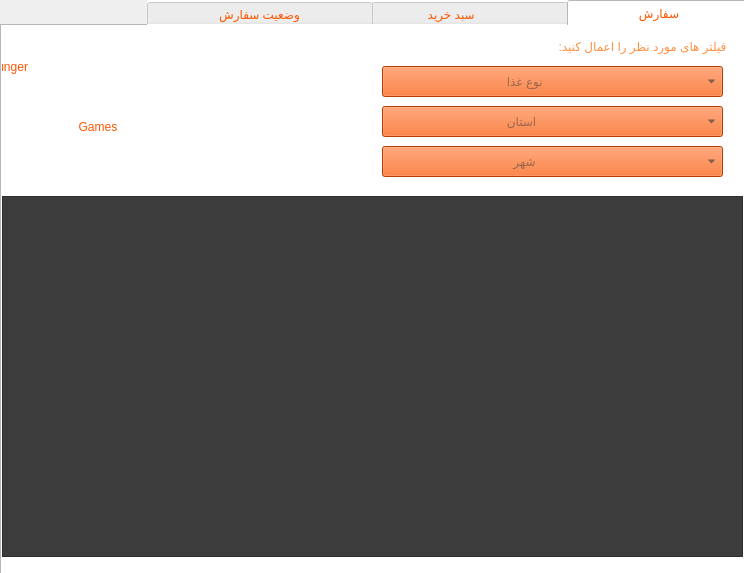
Old version of the form FOOD/customerMainPage.ui in the repository pooratho/FOOD.
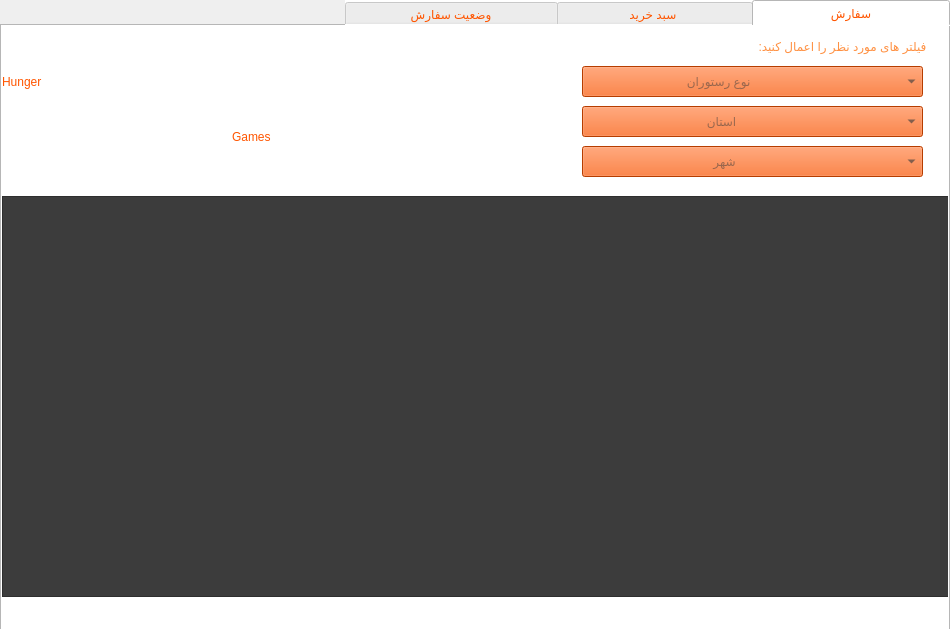
New version of the form. Icons and pictures are not drawn.

Commit message: add customers main page files to project

Diff of the .ui file:
```diff
--- a/FOOD/customerMainPage.ui
+++ b/FOOD/customerMainPage.ui
@@ -6,8 +6,8 @@
    <rect>
     <x>0</x>
     <y>0</y>
-    <width>744</width>
-    <height>573</height>
+    <width>950</width>
+    <height>629</height>
    </rect>
   </property>
   <property name="windowTitle">
@@ -18,8 +18,8 @@
     <rect>
      <x>0</x>
      <y>0</y>
-     <width>751</width>
-     <height>581</height>
+     <width>950</width>
+     <height>631</height>
     </rect>
    </property>
    <property name="layoutDirection">
@@ -45,15 +45,15 @@
      <string notr="true"/>
     </property>
     <attribute name="title">
-     <string>                  سفارش                  </string>
+     <string>                    سفارش                    </string>
     </attribute>
     <widget class="QWidget" name="widget" native="true">
      <property name="geometry">
       <rect>
        <x>0</x>
        <y>0</y>
-       <width>741</width>
-       <height>531</height>
+       <width>951</width>
+       <height>581</height>
       </rect>
      </property>
      <widget class="QListWidget" name="listWidget">
@@ -61,8 +61,8 @@
        <rect>
         <x>0</x>
         <y>170</y>
-        <width>741</width>
-        <height>361</height>
+        <width>951</width>
+        <height>401</height>
        </rect>
       </property>
       <property name="styleSheet">
@@ -73,7 +73,7 @@
      <widget class="QLabel" name="label">
       <property name="geometry">
        <rect>
-        <x>470</x>
+        <x>670</x>
         <y>10</y>
         <width>261</width>
         <height>20</height>
@@ -91,7 +91,7 @@
      <widget class="QComboBox" name="comboBox">
       <property name="geometry">
        <rect>
-        <x>380</x>
+        <x>580</x>
         <y>40</y>
         <width>341</width>
         <height>31</height>
@@ -104,8 +104,11 @@
        <string notr="true">background-color: rgb(255, 85, 0);
 color: rgb(60, 60, 60);</string>
       </property>
+      <property name="currentText">
+       <string/>
+      </property>
       <property name="placeholderText">
-       <string>                                    نوع غذا </string>
+       <string>                              نوع رستوران                              </string>
       </property>
       <item>
        <property name="text">
@@ -121,7 +124,7 @@
      <widget class="QComboBox" name="comboBox_2">
       <property name="geometry">
        <rect>
-        <x>380</x>
+        <x>580</x>
         <y>80</y>
         <width>341</width>
         <height>31</height>
@@ -141,7 +144,7 @@
      <widget class="QComboBox" name="comboBox_3">
       <property name="geometry">
        <rect>
-        <x>380</x>
+        <x>580</x>
         <y>120</y>
         <width>341</width>
         <height>31</height>
@@ -163,7 +166,7 @@
        <rect>
         <x>0</x>
         <y>0</y>
-        <width>741</width>
+        <width>951</width>
         <height>171</height>
        </rect>
       </property>
@@ -173,30 +176,30 @@
 background-position: center;
 </string>
       </property>
-      <widget class="QLabel" name="label_3">
-       <property name="geometry">
-        <rect>
-         <x>70</x>
-         <y>70</y>
-         <width>231</width>
-         <height>61</height>
-        </rect>
-       </property>
-       <property name="styleSheet">
-        <string notr="true">font: 48pt &quot;AlphaFridgeMagnets &quot;;
-
-color: rgb(255, 85, 0);</string>
-       </property>
-       <property name="text">
-        <string>  Games</string>
-       </property>
-      </widget>
       <widget class="QLabel" name="label_2">
        <property name="geometry">
         <rect>
-         <x>-20</x>
+         <x>0</x>
          <y>0</y>
          <width>251</width>
+         <height>111</height>
+        </rect>
+       </property>
+       <property name="styleSheet">
+        <string notr="true">font: 48pt &quot;AlphaFridgeMagnets &quot;;
+
+color: rgb(255, 85, 0);</string>
+       </property>
+       <property name="text">
+        <string>Hunger</string>
+       </property>
+      </widget>
+      <widget class="QLabel" name="label_3">
+       <property name="geometry">
+        <rect>
+         <x>230</x>
+         <y>70</y>
+         <width>231</width>
          <height>81</height>
         </rect>
        </property>
@@ -206,7 +209,7 @@
 color: rgb(255, 85, 0);</string>
        </property>
        <property name="text">
-        <string>  Hunger</string>
+        <string>Games</string>
        </property>
       </widget>
      </widget>
@@ -220,7 +223,7 @@
    </widget>
    <widget class="QWidget" name="tab_2">
     <attribute name="title">
-     <string>             سبد خرید                        </string>
+     <string>                  سبد خرید                   </string>
     </attribute>
     <widget class="QListWidget" name="listWidget_2">
      <property name="geometry">
@@ -269,7 +272,7 @@
    </widget>
    <widget class="QWidget" name="tab_3">
     <attribute name="title">
-     <string>                  وضعیت سفارش                  </string>
+     <string>                وضعیت سفارش                </string>
     </attribute>
     <widget class="QListWidget" name="listWidget_3">
      <property name="geometry">
```
Left out of the diff: 35 changed lines with no effect on the pictures. The commit also changes 13 other files.
